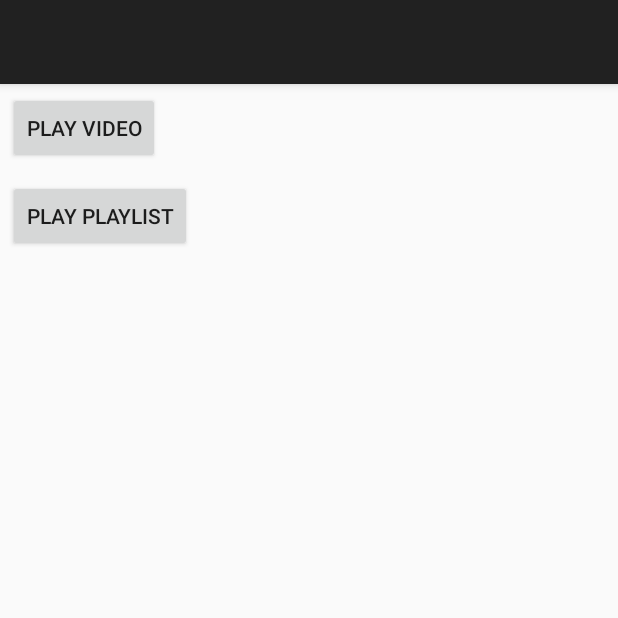
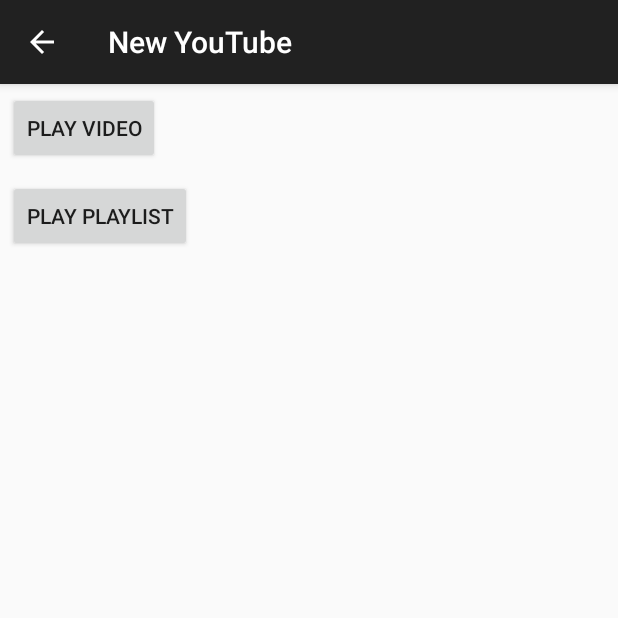
Before and after one commit to varaprasad-pakalapati/LearningApp, an Android app: the StandaloneActivity screen opened directly, with no data from a screen before it, on a phone screen of 412 x 824 dp, the top half of it. Run offline under Robolectric (Android 15) with nearby library versions, the phone set to English and light mode, and no system bars.

Commit message:
Fixed new youtube layout issues

```diff
--- a/app/src/main/AndroidManifest.xml
+++ b/app/src/main/AndroidManifest.xml
@@ -59,8 +59,8 @@
 
         <activity
             android:name=".StandaloneActivity"
-            android:label="@string/title_activity_standalone"
-            android:theme="@style/AppTheme.NoActionBar" >
+            android:label="@string/action_newyoutube"
+            android:parentActivityName=".MainActivity">
         </activity>
     </application>
 
--- a/app/src/main/java/com/vara/learningapp/MainActivity.java
+++ b/app/src/main/java/com/vara/learningapp/MainActivity.java
@@ -70,6 +70,10 @@ public class MainActivity extends AppCompatActivity {
                 Intent downloaderActivity = new Intent(this, DownloaderActivity.class);
                 startActivity(downloaderActivity);
                 return true;
+            case R.id.action_newyoutube:
+                Intent newYoutubeActivity = new Intent(this, StandaloneActivity.class);
+                startActivity(newYoutubeActivity);
+                return true;
             case R.id.action_youtube:
                 Intent youtubeActivity = new Intent(this, YoutubeActivity.class);
                 startActivity(youtubeActivity);
--- a/app/src/main/res/layout/activity_standalone.xml
+++ b/app/src/main/res/layout/activity_standalone.xml
@@ -1,21 +1,10 @@
 <?xml version="1.0" encoding="utf-8"?>
-<LinearLayout
-    xmlns:android="http://schemas.android.com/apk/res/android"
-    xmlns:app="http://schemas.android.com/apk/res-auto"
+<LinearLayout xmlns:android="http://schemas.android.com/apk/res/android"
     xmlns:tools="http://schemas.android.com/tools"
     android:layout_width="match_parent"
     android:layout_height="match_parent"
     android:orientation="vertical"
-    tools:context="com.vara.learningapp.StandaloneActivity">
-
-    <android.support.design.widget.AppBarLayout android:layout_height="wrap_content"
-        android:layout_width="match_parent" android:theme="@style/AppTheme.AppBarOverlay">
-
-        <android.support.v7.widget.Toolbar android:id="@+id/toolbar"
-            android:layout_width="match_parent" android:layout_height="?attr/actionBarSize"
-            android:background="?attr/colorPrimary" app:popupTheme="@style/AppTheme.PopupOverlay" />
-
-    </android.support.design.widget.AppBarLayout>
+    tools:context=".StandaloneActivity">
 
     <Button
         android:id="@+id/btnPlayvideo"
--- a/app/src/main/res/menu/menu_main.xml
+++ b/app/src/main/res/menu/menu_main.xml
@@ -5,6 +5,8 @@
     <item android:id="@+id/action_login" android:title="@string/action_login"
         android:orderInCategory="100" app:showAsAction="never" />
     <item android:id="@+id/action_youtube" android:title="@string/action_youtube"
+        android:orderInCategory="100" app:showAsAction="never" />
+    <item android:id="@+id/action_newyoutube" android:title="@string/action_newyoutube"
         android:orderInCategory="100" app:showAsAction="never" />
     <item android:id="@+id/action_calculator" android:title="@string/action_calculator"
         android:orderInCategory="100" app:showAsAction="never" />
--- a/app/src/main/res/values/strings.xml
+++ b/app/src/main/res/values/strings.xml
@@ -10,6 +10,7 @@
     <string name="action_downloader">Downloader</string>
     <string name="login_remembername">Remember me</string>
     <string name="action_youtube">YouTube</string>
+    <string name="action_newyoutube">New YouTube</string>
     <string name="help_instructions">Enter Two Numbers</string>
     <string name="title_activity_youtube">YoutubeActivity</string>
     <string name="title_activity_maps">Map</string>
```
